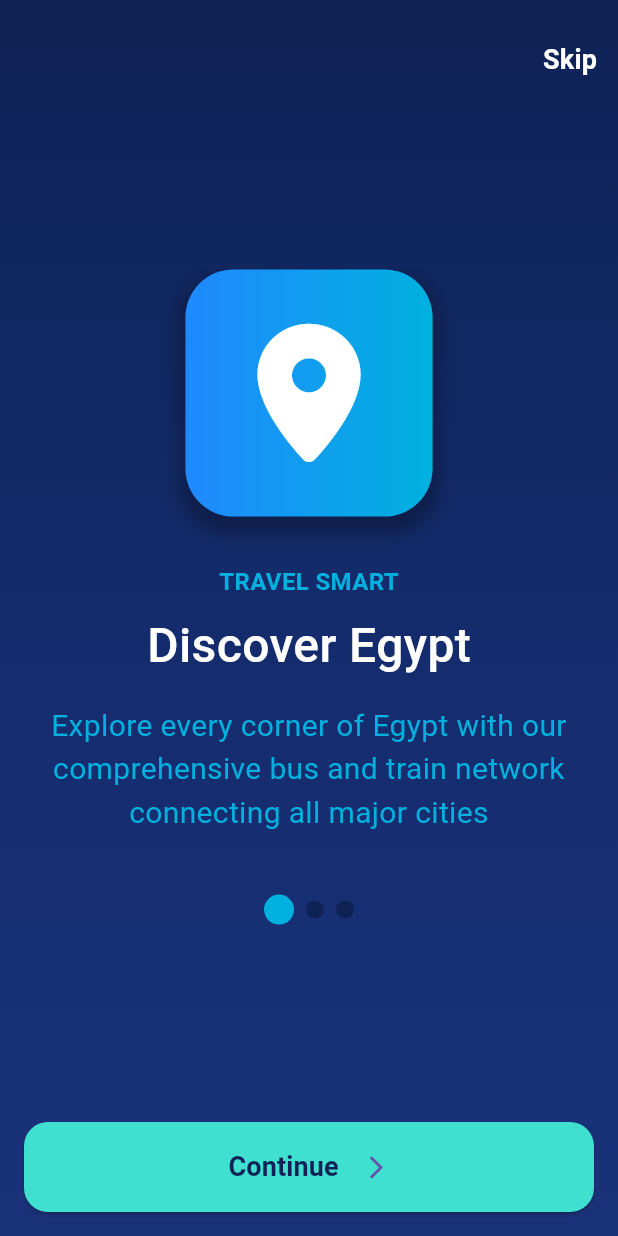
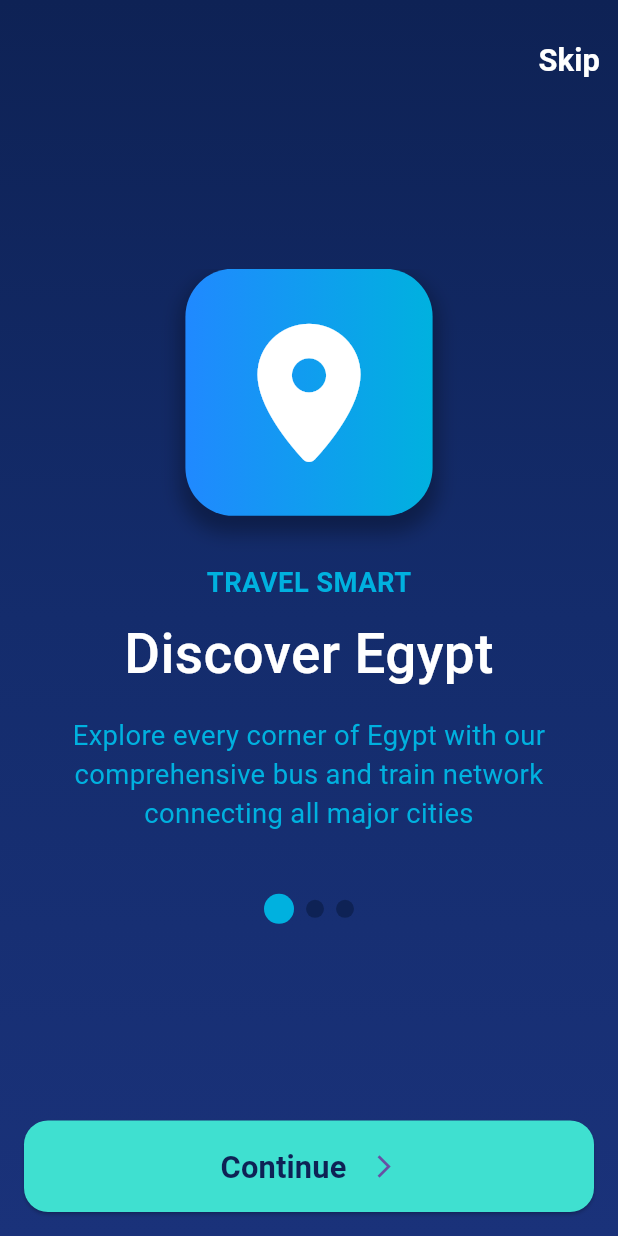
Before and after one commit to AfraimElkesEleia/Transportation-App-Graduation-Project, a Flutter app: the screen it shows after launch, on a phone screen of 412 x 824 dp. Run offline on Flutter 3.47's test engine with Material 3 defaults, Android fonts, the phone set to English and light mode, and no system bars; drawn by our look-alikes of expandable_page_view; our stand-ins replace device_preview, font_awesome_flutter.

Commit message:
make font responsive to different screens

```diff
--- a/lib/core/helper/responsove_font.dart
+++ b/lib/core/helper/responsove_font.dart
@@ -1,9 +1,10 @@
 import 'package:flutter/foundation.dart';
 
-class ResponsoveFont {
+class ResponsiveFont {
   static double responsiveFont(double fontSize) {
     final double scale = getFontScaleFactor();
-    final responsiveFontSize = fontSize * scale;
+    print(scale);
+    final double responsiveFontSize = fontSize * scale;
     final double maxSize = responsiveFontSize * 1.2;
     final double minSize = responsiveFontSize * 0.8;
     return responsiveFontSize.clamp(minSize, maxSize);
@@ -16,9 +17,11 @@ class ResponsoveFont {
     var devicePixelRation = dispatcher.views.first.devicePixelRatio;
     var width = physicalWidth / devicePixelRation;
     if (width < 600) {
-      return width / 550;
+      print("Here Mobile ${width}");
+      return width / 450;
     } else {
-      return width / 1000;
+      print("Here Tablet ${width}");
+      return width / 700;
     }
   }
 }
--- a/lib/core/theming/styles.dart
+++ b/lib/core/theming/styles.dart
@@ -1,31 +1,32 @@
 import 'package:flutter/material.dart';
+import 'package:transportation_app/core/helper/responsove_font.dart';
 import 'package:transportation_app/core/theming/colors.dart';
 import 'package:transportation_app/core/theming/font_weight_helper.dart';
 
 abstract class AppStyles {
-  static const semiBold18White = TextStyle(
+  static final semiBold18White = TextStyle(
     color: Colors.white,
     fontWeight: FontWeightHelper.semiBold,
-    fontSize: 18,
+    fontSize: ResponsiveFont.responsiveFont(18),
   );
-  static const bold16CyanBlue = TextStyle(
-    fontSize: 16,
+  static final bold16CyanBlue = TextStyle(
+    fontSize: ResponsiveFont.responsiveFont(16),
     fontWeight: FontWeight.bold,
     color: ColorsManager.cyanBlue,
   );
-  static const medium32White = TextStyle(
-    fontSize: 32,
+  static final medium32White = TextStyle(
+    fontSize: ResponsiveFont.responsiveFont(32),
     fontWeight: FontWeightHelper.medium,
     color: Colors.white,
   );
-  static const regular20CyanBlue = TextStyle(
+  static final regular16CyanBlue = TextStyle(
     fontWeight: FontWeightHelper.regular,
     color: ColorsManager.cyanBlue,
-    fontSize: 20,
+    fontSize: ResponsiveFont.responsiveFont(16),
   );
-  static const bold18DarkBlue = TextStyle(
+  static final bold18DarkBlue = TextStyle(
     fontWeight: FontWeight.bold,
     color: ColorsManager.darkBlue,
-    fontSize: 18,
+    fontSize: ResponsiveFont.responsiveFont(18),
   );
 }
--- a/lib/features/onboarding/presentation/views/onboarding_screen.dart
+++ b/lib/features/onboarding/presentation/views/onboarding_screen.dart
@@ -1,16 +1,108 @@
+import 'dart:async';
+
 import 'package:flutter/material.dart';
-import 'package:transportation_app/core/widgets/adaptive_layout.dart';
-import 'package:transportation_app/features/onboarding/presentation/views/onboarding_screen_mobile.dart';
-import 'package:transportation_app/features/onboarding/presentation/views/onboarding_screen_tablet.dart';
+import 'package:transportation_app/core/helper/extensions.dart';
+import 'package:transportation_app/core/helper/spacing.dart';
+import 'package:transportation_app/core/routing/routes.dart';
+import 'package:transportation_app/core/theming/styles.dart';
+import 'package:transportation_app/core/widgets/basic_container.dart';
+import 'package:transportation_app/features/onboarding/presentation/widgets/next_button.dart';
+import 'package:transportation_app/features/onboarding/presentation/widgets/on_boarding_screen_page_view.dart';
+import 'package:transportation_app/features/onboarding/presentation/widgets/page_view_indicator.dart';
 
-class OnboardingScreen extends StatelessWidget {
+class OnboardingScreen extends StatefulWidget {
   const OnboardingScreen({super.key});
 
   @override
+  State<OnboardingScreen> createState() => _OnboardingScreenState();
+}
+
+class _OnboardingScreenState extends State<OnboardingScreen> {
+  late final PageController _pageController;
+  int index = 0;
+  bool isOut = false;
+  @override
+  void initState() {
+    _pageController = PageController();
+    super.initState();
+  }
+
+  @override
+  void dispose() {
+    _pageController.dispose();
+    super.dispose();
+  }
+
+  @override
   Widget build(BuildContext context) {
-    return AdaptiveLayout(
-      mobileLayout: (context) => OnboardingScreenMobile(),
-      tabletLayout: (context) => OnboardingScreenTablet(),
+    return Scaffold(
+      body: BasicContainer(
+        child: Column(
+          children: [
+            verticalSpace(space: 16),
+            skipButton(context),
+            Spacer(),
+            OnBoardingScreenPageView(
+              isOut: isOut,
+              onPageChanged: (value) {
+                setState(() {
+                  index = value;
+                });
+                Timer(const Duration(milliseconds: 250), () {
+                  setState(() {
+                    isOut = !isOut;
+                  });
+                });
+              },
+              pageController: _pageController,
+            ),
+            verticalSpace(space: 32),
+            PageViewIndicator(index: index),
+            Spacer(),
+            Padding(
+              padding: const EdgeInsets.all(16.0),
+              child: NextButton(
+                isLastPage: index == 2,
+                onPressed: () {
+                  if (index == 2) {
+                    context.pushReplacementNamed(AppRoutes.homeScreen);
+                  } else {
+                    _pageController.animateToPage(
+                      index + 1,
+                      duration: const Duration(milliseconds: 250),
+                      curve: Curves.linear,
+                    );
+                    setState(() {
+                      isOut = !isOut;
+                    });
+                  }
+                },
+              ),
+            ),
+          ],
+        ),
+      ),
+    );
+  }
+
+  Row skipButton(BuildContext context) {
+    return Row(
+      mainAxisAlignment: MainAxisAlignment.end,
+      children: [
+        TextButton(
+          onPressed: () {
+            context.pushReplacementNamed(AppRoutes.homeScreen);
+          },
+          style: TextButton.styleFrom(
+            backgroundColor: Colors.transparent,
+            elevation: 0,
+          ),
+          child: Text(
+            "Skip",
+            style: AppStyles.semiBold18White
+          ),
+        ),
+      ],
     );
   }
 }
--- a/lib/features/onboarding/presentation/views/onboarding_screen_mobile.dart
+++ /dev/null
@@ -1,108 +0,0 @@
-import 'dart:async';
-
-import 'package:flutter/material.dart';
-import 'package:transportation_app/core/helper/extensions.dart';
-import 'package:transportation_app/core/helper/spacing.dart';
-import 'package:transportation_app/core/routing/routes.dart';
-import 'package:transportation_app/core/theming/styles.dart';
-import 'package:transportation_app/core/widgets/basic_container.dart';
-import 'package:transportation_app/features/onboarding/presentation/widgets/next_button.dart';
-import 'package:transportation_app/features/onboarding/presentation/widgets/on_boarding_screen_page_view.dart';
-import 'package:transportation_app/features/onboarding/presentation/widgets/page_view_indicator.dart';
-
-class OnboardingScreenMobile extends StatefulWidget {
-  const OnboardingScreenMobile({super.key});
-
-  @override
-  State<OnboardingScreenMobile> createState() => _OnboardingScreenMobileState();
-}
-
-class _OnboardingScreenMobileState extends State<OnboardingScreenMobile> {
-  late final PageController _pageController;
-  int index = 0;
-  bool isOut = false;
-  @override
-  void initState() {
-    _pageController = PageController();
-    super.initState();
-  }
-
-  @override
-  void dispose() {
-    _pageController.dispose();
-    super.dispose();
-  }
-
-  @override
-  Widget build(BuildContext context) {
-    return Scaffold(
-      body: BasicContainer(
-        child: Column(
-          children: [
-            verticalSpace(space: 16),
-            skipButton(context),
-            Spacer(),
-            OnBoardingScreenPageView(
-              isOut: isOut,
-              onPageChanged: (value) {
-                setState(() {
-                  index = value;
-                });
-                Timer(const Duration(milliseconds: 250), () {
-                  setState(() {
-                    isOut = !isOut;
-                  });
-                });
-              },
-              pageController: _pageController,
-            ),
-            verticalSpace(space: 32),
-            PageViewIndicator(index: index),
-            Spacer(),
-            Padding(
-              padding: const EdgeInsets.all(16.0),
-              child: NextButton(
-                isLastPage: index == 2,
-                onPressed: () {
-                  if (index == 2) {
-                    context.pushReplacementNamed(AppRoutes.homeScreen);
-                  } else {
-                    _pageController.animateToPage(
-                      index + 1,
-                      duration: const Duration(milliseconds: 250),
-                      curve: Curves.linear,
-                    );
-                    setState(() {
-                      isOut = !isOut;
-                    });
-                  }
-                },
-              ),
-            ),
-          ],
-        ),
-      ),
-    );
-  }
-
-  Row skipButton(BuildContext context) {
-    return Row(
-      mainAxisAlignment: MainAxisAlignment.end,
-      children: [
-        TextButton(
-          onPressed: () {
-            context.pushReplacementNamed(AppRoutes.homeScreen);
-          },
-          style: TextButton.styleFrom(
-            backgroundColor: Colors.transparent,
-            elevation: 0,
-          ),
-          child: Text(
-            "Skip",
-            style: AppStyles.semiBold18White
-          ),
-        ),
-      ],
-    );
-  }
-}
--- a/lib/features/onboarding/presentation/widgets/next_button.dart
+++ b/lib/features/onboarding/presentation/widgets/next_button.dart
@@ -1,14 +1,14 @@
 import 'package:flutter/material.dart';
 import 'package:transportation_app/core/helper/spacing.dart';
-import 'package:transportation_app/core/theming/colors.dart';
 import 'package:transportation_app/core/theming/styles.dart';
 
 class NextButton extends StatelessWidget {
   final VoidCallback onPressed;
   const NextButton({
     super.key,
-    required this.onPressed, required this.isLastPage,
-  }) ;
+    required this.onPressed,
+    required this.isLastPage,
+  });
 
   final bool isLastPage;
 
@@ -17,7 +17,8 @@ class NextButton extends StatelessWidget {
     return ElevatedButton(
       onPressed: onPressed,
       style: ElevatedButton.styleFrom(
-        minimumSize: Size(double.infinity, 60),
+        padding: EdgeInsets.all(16),
+        maximumSize: Size(double.infinity, 100),
         backgroundColor: Color(0xFF3fe0d0),
         shape: RoundedRectangleBorder(
           borderRadius: BorderRadiusGeometry.circular(16),
@@ -25,10 +26,11 @@ class NextButton extends StatelessWidget {
       ),
       child: Row(
         mainAxisAlignment: MainAxisAlignment.center,
+        crossAxisAlignment: CrossAxisAlignment.center,
         children: [
           Text(
-            isLastPage? "Get Start" : "Continue",
-            style: AppStyles.bold18DarkBlue
+            isLastPage ? "Get Start" : "Continue",
+            style: AppStyles.bold18DarkBlue,
           ),
           horizontalSpace(space: 16),
           Transform.rotate(
--- a/lib/features/onboarding/presentation/widgets/page_of_page_view.dart
+++ b/lib/features/onboarding/presentation/widgets/page_of_page_view.dart
@@ -98,6 +98,7 @@ class _PageOfPageViewState extends State<PageOfPageView>
         FadeTransition(
           opacity: doubleAnimation,
           child: Text(
+            textAlign: TextAlign.center,
             widget.pageViewModel.title,
             style: AppStyles.medium32White,
           ),
@@ -112,7 +113,7 @@ class _PageOfPageViewState extends State<PageOfPageView>
               child: Text(
                 widget.pageViewModel.description,
                 textAlign: TextAlign.center,
-                style: AppStyles.regular20CyanBlue,
+                style: AppStyles.regular16CyanBlue,
               ),
             ),
           ),
--- a/pubspec.yaml
+++ b/pubspec.yaml
@@ -36,6 +36,7 @@ dependencies:
   cupertino_icons: ^1.0.8
   expandable_page_view: ^1.0.17
   font_awesome_flutter: ^10.10.0
+  device_preview: ^1.3.1
 
 dev_dependencies:
   flutter_test:
```
Also changed, not shown: lib/features/onboarding/presentation/views/onboarding_screen_tablet.dart (deleted, +0 -10 lines), lib/main.dart (+8 -2 lines), 1 other file.
